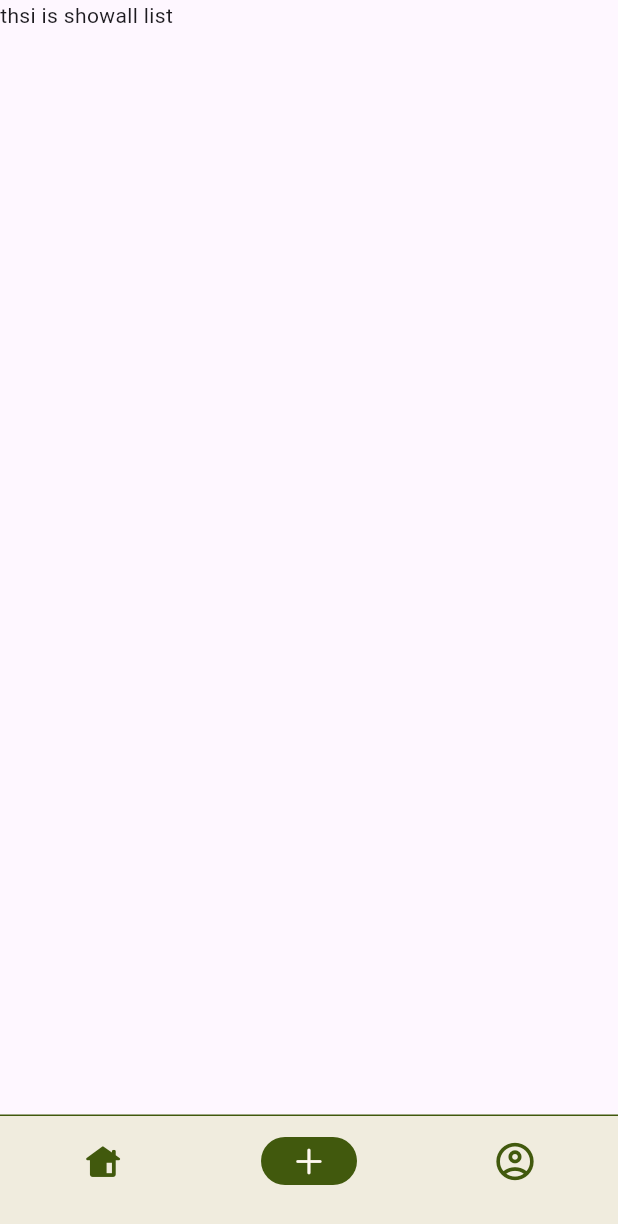
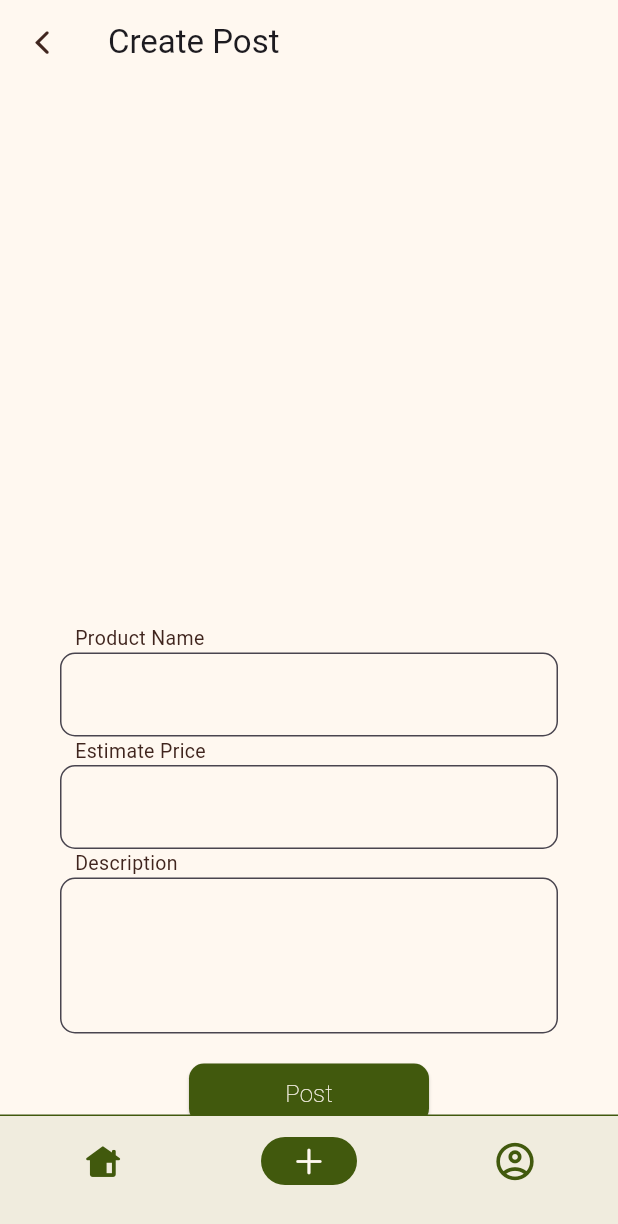
Before and after one commit to Kaung101/loop_frontend, a Flutter app: the BottomNav screen opened directly, item 2 of the bottom bar chosen, on a phone screen of 412 x 824 dp. Shown: the top 1224 px of the screen. Run offline on Flutter 3.47's test engine with Material 3 defaults, Android fonts, the phone set to English and light mode, and no system bars; our stand-ins replace flutter_bloc, flutter_secure_storage, flutter_svg, fluttertoast; missing offline and left inert: jwt_decode; accounts and stored records are empty; network calls fail.

Commit message:
WIP: Post creation

```diff
--- a/lib/components/bottomNavigatioon.dart
+++ b/lib/components/bottomNavigatioon.dart
@@ -2,6 +2,7 @@ import 'package:flutter/material.dart';
 import 'package:flutter/cupertino.dart';
 import 'package:loop/components/colors.dart';
 import 'package:loop/components/nav.dart';
+import 'package:loop/post_management/create_post.dart';
 import 'package:loop/showlist.dart';
 import 'package:loop/user_management/view_profile.dart';
 
@@ -17,7 +18,7 @@ class _BottomNavState extends State<BottomNav> {
 
   final List<Widget> screens = [
     const HomeScreen(),
-    const Nav(),
+    const CreatePost(),
     const ProfileView(),
   ];
 
--- a/lib/components/colors.dart
+++ b/lib/components/colors.dart
@@ -5,5 +5,6 @@ class AppColors{
   static const Color secondaryColor = Color(0xFF758C20);
   static const Color tertiaryColor = Color(0xFFB8BF7B);
   static const Color textColor = Color(0xFF40251E);
-
+  static const Color warningColor = Color(0xFFFFEB3B);
+  static const Color dangerColor = Color(0xFFFF0000);
 }
--- a/lib/main.dart
+++ b/lib/main.dart
@@ -1,17 +1,22 @@
 import 'package:flutter/material.dart';
 import 'package:loop/auth/auth_repo.dart';
+import 'package:loop/post_management/post_repo.dart';
 import 'package:loop/splash.dart';
 import 'package:loop/user_management/user_provider.dart';
 import 'package:provider/provider.dart';
+import 'package:flutter_bloc/flutter_bloc.dart';
+import 'package:loop/post_management/create_post_bloc.dart';
 
 void main() {
   final authRepository = AuthRepository();
+  final postRepository = PostRepository();
 
   //runApp(const MyApp());
   runApp(
     MultiProvider(
       providers: [
         ChangeNotifierProvider(create: (_) => UserProvider(authRepository)),
+        BlocProvider<CreatePostBloc>(create: (_) => CreatePostBloc(postRepo: postRepository))
       ],
       child: const MyApp(),
     ),
--- /dev/null
+++ b/lib/post_management/create_post.dart
@@ -0,0 +1,250 @@
+import 'dart:typed_data';
+
+import 'package:flutter/cupertino.dart';
+import 'package:flutter/material.dart';
+import 'package:flutter/widgets.dart';
+import 'package:flutter_bloc/flutter_bloc.dart';
+import 'package:fluttertoast/fluttertoast.dart';
+import 'package:loop/auth/auth_repo.dart';
+import 'package:loop/components/bottomNavigatioon.dart';
+import 'package:loop/components/colors.dart';
+import 'package:loop/post_management/create_post_bloc.dart';
+import 'package:loop/post_management/create_post_event.dart';
+import 'package:loop/post_management/create_post_state.dart';
+import 'package:loop/post_management/post_repo.dart';
+
+class CreatePost extends StatefulWidget {
+  const CreatePost({super.key});
+
+  @override
+  State<CreatePost> createState() => _CreatePostState();
+}
+
+class _CreatePostState extends State<CreatePost> {
+  final _formKey = GlobalKey<FormState>();
+  final PostRepository postRepository = PostRepository();
+  String errormsg = '';
+  final _nameController = TextEditingController();
+  final _priceController = TextEditingController();
+  final _descController = TextEditingController();
+  Uint8List? _beforePhoto;
+  Uint8List? _afterPhoto;
+
+  Widget _nameField() {
+    return BlocBuilder<CreatePostBloc, CreatePostState>(
+        builder: (context, state) {
+      return SingleChildScrollView(
+        child: TextFormField(
+          decoration: InputDecoration(
+              fillColor: AppColors.backgroundColor,
+              filled: true,
+              border: OutlineInputBorder(
+                borderRadius: BorderRadius.circular(10),
+              )),
+          onChanged: (value) => context
+              .read<CreatePostBloc>()
+              .add(CreatePostNameChanged(name: value)),
+        ),
+      );
+    });
+  }
+
+  Widget _priceField() {
+    return BlocBuilder<CreatePostBloc, CreatePostState>(
+        builder: (context, state) {
+      return SingleChildScrollView(
+        child: TextFormField(
+          decoration: InputDecoration(
+              fillColor: AppColors.backgroundColor,
+              filled: true,
+              border: OutlineInputBorder(
+                borderRadius: BorderRadius.circular(10),
+              )),
+          onChanged: (value) => context
+              .read<CreatePostBloc>()
+              .add(CreatePostPriceChanged(price: value)),
+        ),
+      );
+    });
+  }
+
+  Widget _descField() {
+    return BlocBuilder<CreatePostBloc, CreatePostState>(
+        builder: (context, state) {
+      return SingleChildScrollView(
+        child: TextFormField(
+          maxLines: 3,
+          decoration: InputDecoration(
+              fillColor: AppColors.backgroundColor,
+              filled: true,
+              border: OutlineInputBorder(
+                borderRadius: BorderRadius.circular(10),
+              )),
+          onChanged: (value) => context
+              .read<CreatePostBloc>()
+              .add(CreatePostDescChanged(description: value)),
+        ),
+      );
+    });
+  }
+
+  Widget _postButton() {
+    return BlocBuilder<CreatePostBloc, CreatePostState>(
+      builder: (context, state) {
+        return SizedBox(
+          width: 160.0,
+          height: 40.0,
+          child: ElevatedButton(
+            style: ElevatedButton.styleFrom(
+              backgroundColor: AppColors.primaryColor,
+              shape: RoundedRectangleBorder(
+                borderRadius: BorderRadius.circular(10),
+              ),
+            ),
+            onPressed: () async {
+              errormsg = await postRepository.createPost(
+                  name: state.name,
+                  price: state.price,
+                  description: state.description);
+              if (_formKey.currentState!.validate()) {
+                // ignore: use_build_context_synchronously
+                context.read<CreatePostBloc>().add(PostSubmitted());
+                Fluttertoast.showToast(
+                    msg:
+                        errormsg == '' ? "Post Created Successfully" : errormsg,
+                    toastLength: Toast.LENGTH_SHORT,
+                    gravity: ToastGravity.BOTTOM,
+                    webPosition: "center",
+                    webBgColor: '#B8BF7B',
+                    timeInSecForIosWeb: 1,
+                    backgroundColor: errormsg == '' ? AppColors.tertiaryColor : AppColors.warningColor,
+                    textColor: errormsg == '' ? AppColors.backgroundColor : AppColors.textColor,
+                    fontSize: 16.0);
+
+                if (errormsg == '') {
+                  Future.delayed(const Duration(seconds: 1), () {
+                    Navigator.push(
+                      context,
+                      MaterialPageRoute(
+                        builder: (context) => RepositoryProvider(
+                          create: (context) => AuthRepository(),
+                          child: const BottomNav(),
+                        ),
+                      ),
+                    );
+                  });
+                }
+              }
+            },
+            child: const Text(
+              "Post",
+              style: TextStyle(
+                color: AppColors.backgroundColor,
+                fontSize: 16,
+                fontWeight: FontWeight.w200,
+              ),
+            ),
+          ),
+        );
+      },
+    );
+  }
+
+  @override
+  Widget build(BuildContext context) {
+    return Scaffold(
+        backgroundColor: AppColors.backgroundColor,
+        appBar: AppBar(
+          backgroundColor: AppColors.backgroundColor,
+          leading: IconButton(
+            icon: const Icon(CupertinoIcons.back, color: AppColors.textColor),
+            onPressed: () {
+              Navigator.of(context).pushReplacement(
+                MaterialPageRoute(
+                  builder: (context) => const BottomNav(),
+                ),
+              );
+            },
+          ),
+          title: const Align(
+            alignment: Alignment.topLeft,
+            child: Text('Create Post'),
+          ),
+        ),
+        body: BlocProvider(
+          create: (_) => CreatePostBloc(postRepo: postRepository),
+          child: SingleChildScrollView(
+            child: Padding(
+              padding: const EdgeInsets.all(20.0),
+              child: Form(
+                key: _formKey,
+                child: Padding(
+                  padding: const EdgeInsets.only(left: 20, right: 20),
+                  child: Column(
+                    mainAxisAlignment: MainAxisAlignment.center,
+                    children: [
+                      Padding(
+                        padding: const EdgeInsets.only(top: 40),
+                        child: Container(
+                          height: 100,
+                          margin: const EdgeInsets.only(top: 200),
+                        ),
+                      ),
+                      const Padding(
+                        padding: EdgeInsets.only(left: 10.0),
+                        child: Row(
+                          mainAxisAlignment: MainAxisAlignment.start,
+                          children: [
+                            Text(
+                              "Product Name",
+                              style: TextStyle(
+                                  fontSize: 13, color: AppColors.textColor),
+                              textAlign: TextAlign.center,
+                            ),
+                          ],
+                        ),
+                      ),
+                      _nameField(),
+                      const Padding(
+                        padding: EdgeInsets.only(left: 10.0),
+                        child: Row(
+                          mainAxisAlignment: MainAxisAlignment.start,
+                          children: [
+                            Text(
+                              "Estimate Price",
+                              style: TextStyle(
+                                  fontSize: 13, color: AppColors.textColor),
+                              textAlign: TextAlign.center,
+                            ),
+                          ],
+                        ),
+                      ),
+                      _priceField(),
+                      const Padding(
+                        padding: EdgeInsets.only(left: 10.0),
+                        child: Row(
+                          mainAxisAlignment: MainAxisAlignment.start,
+                          children: [
+                            Text(
+                              "Description",
+                              style: TextStyle(
+                                  fontSize: 13, color: AppColors.textColor),
+                              textAlign: TextAlign.center,
+                            ),
+                          ],
+                        ),
+                      ),
+                      _descField(),
+                      Padding(
+                        padding: const EdgeInsets.only(top: 20.0),
+                        child: _postButton(),
+                      ),
+                    ],
+                  ),
+                ),
+              ),
+            ),
+          ),
+        ));
+  }
+}
--- /dev/null
+++ b/lib/post_management/create_post_bloc.dart
@@ -0,0 +1,40 @@
+import 'package:flutter_bloc/flutter_bloc.dart';
+import 'package:loop/post_management/create_post_event.dart';
+import 'package:loop/post_management/create_post_form_status.dart';
+import 'package:loop/post_management/create_post_state.dart';
+import 'package:loop/post_management/post_repo.dart';
+
+class CreatePostBloc extends Bloc<CreatePostEvent, CreatePostState> {
+  final PostRepository postRepo;
+
+  CreatePostBloc({required this.postRepo}) : super(CreatePostState()) {
+    on<CreatePostNameChanged>(_onNameChanged);
+    on<CreatePostPriceChanged>(_onPriceChanged);
+    on<CreatePostDescChanged>(_onDescChanged);
+    on<PostSubmitted>(_onSubmitted);
+  }
+
+  void _onNameChanged(CreatePostNameChanged event, Emitter<CreatePostState> emit) {
+    emit(state.copyWith(name: event.name));
+  }
+
+  void _onPriceChanged(CreatePostPriceChanged event, Emitter<CreatePostState> emit) {
+    emit(state.copyWith(price: event.price));
+  }
+
+  void _onDescChanged(CreatePostDescChanged event, Emitter<CreatePostState> emit) {
+    emit(state.copyWith(description: event.description));
+  }
+
+  Future<void> _onSubmitted(PostSubmitted event, Emitter<CreatePostState> emit) async {
+    emit(state.copyWith(formStatus: FormSubmitting()));
+
+    try {
+      await postRepo.createPost(name: state.name, price: state.price, description: state.description);
+      emit(state.copyWith(formStatus: SubmissionSuccess()));
+    } on Exception catch (e) {
+      emit(state.copyWith(formStatus: SubmissionFailed(e), errorMessage: e.toString()));
+    }
+  }
+
+}
--- /dev/null
+++ b/lib/post_management/create_post_event.dart
@@ -0,0 +1,21 @@
+abstract class CreatePostEvent {}
+
+class CreatePostNameChanged extends CreatePostEvent {
+  final String name;
+
+  CreatePostNameChanged({ required this.name });
+}
+
+class CreatePostPriceChanged extends CreatePostEvent {
+  final String price;
+
+  CreatePostPriceChanged({ required this.price });
+}
+
+class CreatePostDescChanged extends CreatePostEvent {
+  final String description;
+
+  CreatePostDescChanged({ required this.description });
+}
+
+class PostSubmitted extends CreatePostEvent {}
--- /dev/null
+++ b/lib/post_management/create_post_form_status.dart
@@ -0,0 +1,21 @@
+abstract class FormSubmissionStatus{
+  const FormSubmissionStatus();
+}
+//4 states of form submission
+class InitialFormStatus extends FormSubmissionStatus{
+  const InitialFormStatus();
+}
+
+class FormSubmitting extends FormSubmissionStatus{
+
+}
+
+class SubmissionSuccess extends FormSubmissionStatus{
+
+}
+
+class SubmissionFailed extends FormSubmissionStatus{
+  final Exception exception;
+
+  SubmissionFailed(this.exception);
+}
--- /dev/null
+++ b/lib/post_management/create_post_state.dart
@@ -0,0 +1,34 @@
+
+import 'package:loop/post_management/create_post_form_status.dart';
+
+class CreatePostState {
+  final String name;
+  final String price;
+  final String description;
+  final FormSubmissionStatus formStatus;
+  String errorMessage;
+
+  CreatePostState ({
+    this.name = '',
+    this.price = '',
+    this.description = '',
+    this.formStatus = const InitialFormStatus(),
+    this.errorMessage = '',
+  });
+
+  CreatePostState copyWith({
+    String? name ,
+    String? price ,
+    String? description,
+    FormSubmissionStatus? formStatus,
+    String? errorMessage,
+  }) {
+    return CreatePostState(
+      name: name ?? this.name,
+      price: price ?? this.price,
+      description: description ?? this.description,
+      formStatus: formStatus ?? this.formStatus,
+      errorMessage: errorMessage ?? this.errorMessage,
+    );
+  }
+}
--- /dev/null
+++ b/lib/post_management/post_repo.dart
@@ -0,0 +1,34 @@
+
+import 'dart:convert';
+import 'dart:convert';
+
+import 'package:flutter_secure_storage/flutter_secure_storage.dart';
+import 'package:http/http.dart' as http;
+class PostRepository {
+  final String baseUrl = const String.fromEnvironment('API_BASE_URL', defaultValue: 'http://localhost:3000');
+  final storage = const  FlutterSecureStorage();
+
+  Future<String> createPost({
+    required String name, required String price, required String description
+  }) async {
+    final readKey = await storage.read(key: 'jwtToken');
+    if(readKey == null) return 'User is not login!';
+    final response = await http.post(
+      Uri.parse('$baseUrl/post'),
+      headers: {'Content-Type': 'application/json', 'Authorization': "Bearer $readKey"},
+      body: jsonEncode({
+        'name': name,
+        'price': price,
+        'description': description
+      }),
+    );
+
+    if (response.statusCode == 400) {
+      final errorMessage = jsonDecode(response.body) as Map<String, dynamic>;
+
+      return errorMessage["message"];
+    }
+
+    return '';
+  }
+}
--- a/lib/splash.dart
+++ b/lib/splash.dart
@@ -2,6 +2,7 @@ import 'dart:async'; //needed to use Timer to set default time for loading scree
 import 'package:flutter/material.dart';
 import 'package:flutter_bloc/flutter_bloc.dart';
 import 'package:flutter_secure_storage/flutter_secure_storage.dart';
+import 'package:flutter_svg/svg.dart';
 import 'package:loop/auth/auth_repo.dart';
 import 'package:loop/auth/login/login_view.dart';
 import 'package:loop/components/bottomNavigatioon.dart';
@@ -45,11 +46,11 @@ class _SplashScreenState extends State<SplashScreen> {
               mainAxisAlignment: MainAxisAlignment.center,
               children: [
                 // Handle potential image loading errors
-                Image.asset(
-                  'image/logo.png',
-                  errorBuilder: (context, error, stackTrace) {
-                    return const Text('Error loading splash image'); // Placeholder
-                  },
+                SvgPicture.asset(
+                  'image/loop_logo.svg',
+                  // errorBuilder: (context, error, stackTrace) {
+                  //   return const Text('Error loading splash image'); // Placeholder
+                  // },
                 ),
                 const SizedBox(width: 10.0), // Add space between image and text
               ],
--- a/pubspec.yaml
+++ b/pubspec.yaml
@@ -43,6 +43,7 @@ dependencies:
   fluttertoast: ^8.2.6
   jwt_decode: ^0.3.1
   mailer: ^6.0.1
+  flutter_svg: ^2.0.10+1
 
 dev_dependencies:
   flutter_test:
@@ -68,6 +69,7 @@ flutter:
   uses-material-design: true
   assets:
     - image/logo.png
+    - image/loop_logo.svg
   # To add assets to your application, add an assets section, like this:
   # assets:
   #   - images/a_dot_burr.jpeg
```
Also changed, not shown: image/loop_logo.svg (added), lib/post_management/post_provider.dart (added), pubspec.lock, 3 other files.
